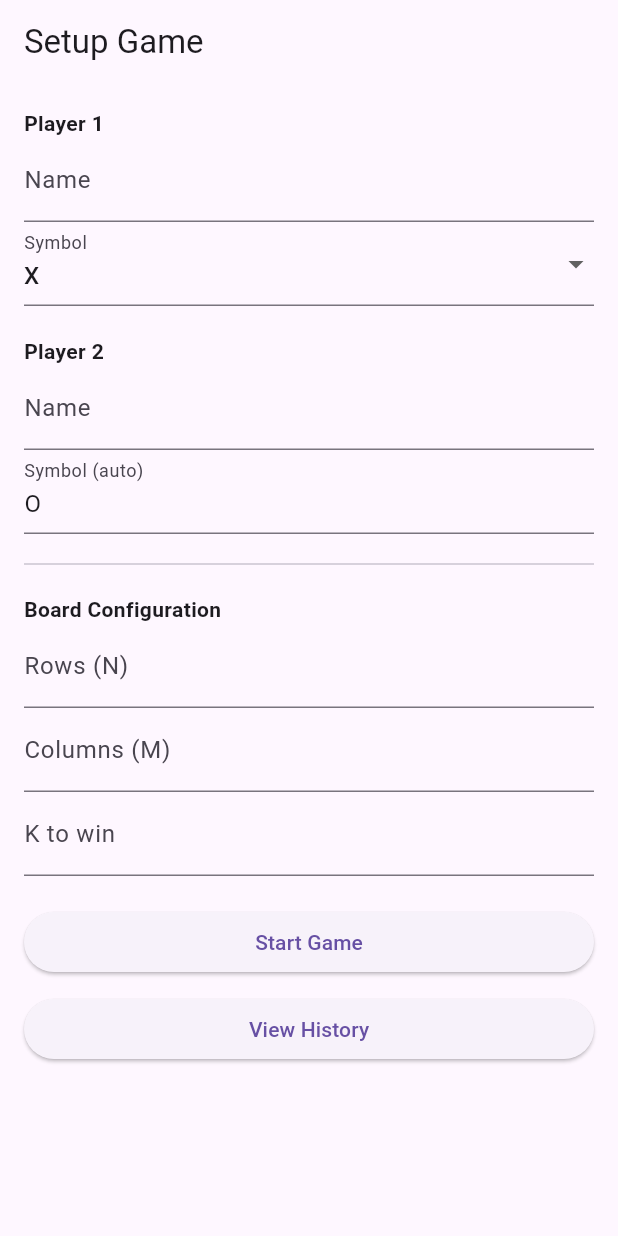
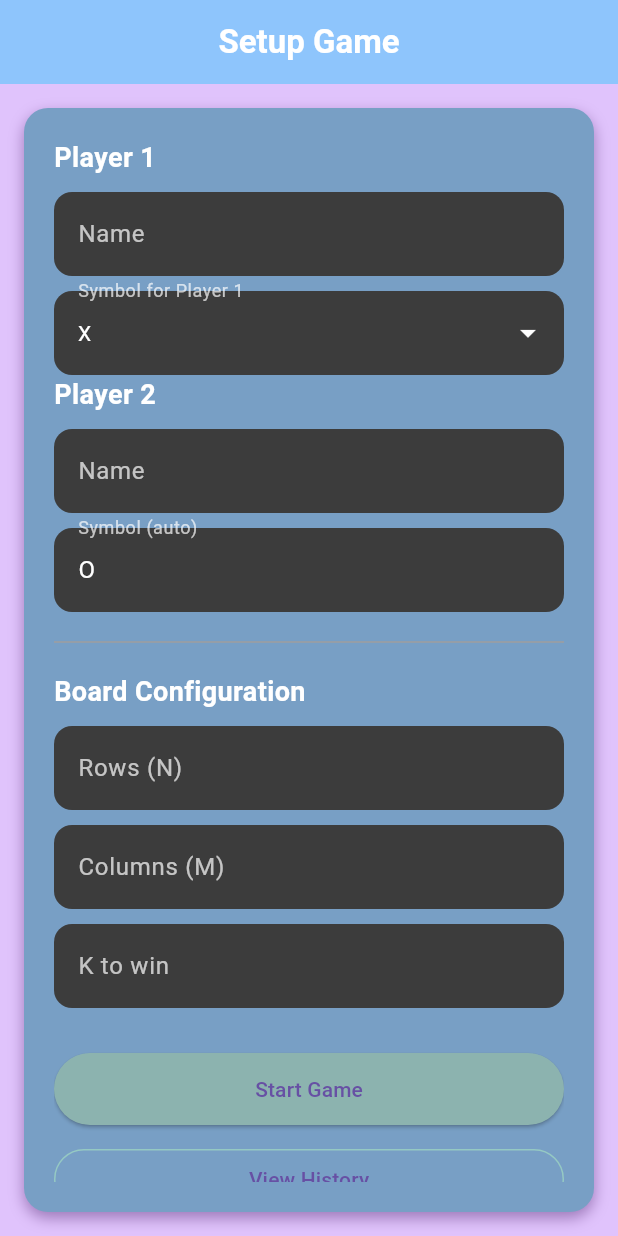
Before and after one commit to Wilderness1/TicTacToe, a Flutter app: the screen it shows after launch, on a phone screen of 412 x 824 dp. Run offline on Flutter 3.47's test engine with Material 3 defaults, Android fonts, the phone set to English and light mode, and no system bars; our stand-ins replace shared_preferences.

Commit message:
Design for setup_page (#7)
Adding average design for setup_page

```diff
--- a/lib/pages/player_setup_page.dart
+++ b/lib/pages/player_setup_page.dart
@@ -62,34 +62,149 @@ class _PlayerSetupPageState extends State<PlayerSetupPage> {
   @override
   Widget build(BuildContext context) {
     return Scaffold(
-      appBar: AppBar(title: const Text('Setup Game')),
-      body: Padding(
-        padding: const EdgeInsets.all(16),
+      backgroundColor: const Color(0xFFE0C3FC),
+      appBar: AppBar(
+        title: const Text(
+          'Setup Game',
+          style: TextStyle(
+            fontSize: 22,
+            fontWeight: FontWeight.bold,
+            color: Colors.white,
+          ),
+        ),
+        backgroundColor: const Color(0xFF8ec5fc),
+        centerTitle: true,
+      ),
+      body: Center(
+        child: Container(
+          padding: const EdgeInsets.all(20),
+          margin: const EdgeInsets.all(16),
+          constraints: const BoxConstraints(maxWidth: 500),
+          decoration: BoxDecoration(
+            color: const Color.fromARGB(255, 120, 159, 197),
+            borderRadius: BorderRadius.circular(16),
+            boxShadow: [
+              BoxShadow(
+                color: const Color.fromARGB(255, 89, 47, 117).withOpacity(0.5),
+                blurRadius: 8,
+                offset: const Offset(0, 4),
+              ),
+            ],
+          ),
           child: Form(
             key: _formKey,
             child: ListView(
+              shrinkWrap: true,
               children: [
-              const Text(
-                'Player 1',
-                style: TextStyle(fontWeight: FontWeight.bold),
+                _sectionTitle('Player 1'),
+                _spacer(),
+                _textInput(_player1Controller, 'Name', 'Enter Player 1 name'),
+                _spacer(),
+                _dropdownInput(),
+                _sectionTitle('Player 2'),
+                _spacer(),
+                _textInput(_player2Controller, 'Name', 'Enter Player 2 name'),
+                _spacer(),
+                _readonlyTextInput(_player2SymbolController, 'Symbol (auto)'),
+                const Divider(height: 40, color: Colors.grey),
+                _sectionTitle('Board Configuration'),
+                _spacer(),
+                _numericInput(_rowsController, 'Rows (N)', 'Enter N'),
+                _spacer(),
+                _numericInput(_colsController, 'Columns (M)', 'Enter M'),
+                _spacer(),
+                _numericInput(_kController, 'K to win', 'Enter K'),
+                const SizedBox(height: 30),
+                ElevatedButton(
+                  style: ElevatedButton.styleFrom(
+                    backgroundColor: const Color.fromARGB(255, 140, 179, 175),
+                    padding: const EdgeInsets.symmetric(vertical: 14),
                   ),
-              TextFormField(
-                controller: _player1Controller,
-                decoration: const InputDecoration(labelText: 'Name'),
-                validator:
-                    (value) => value!.isEmpty ? 'Enter Player 1 name' : null,
+                  onPressed: _startGame,
+                  child: const Text('Start Game'),
                 ),
-              DropdownButtonFormField<String>(
+                const SizedBox(height: 12),
+                OutlinedButton(
+                  onPressed: () {
+                    Navigator.push(
+                      context,
+                      MaterialPageRoute(builder: (_) => const HistoryPage()),
+                    );
+                  },
+                  style: OutlinedButton.styleFrom(
+                    side: const BorderSide(
+                      color: Color.fromARGB(255, 149, 201, 195),
+                    ),
+                  ),
+                  child: const Text('View History'),
+                ),
+              ],
+            ),
+          ),
+        ),
+      ),
+    );
+  }
+
+  Widget _sectionTitle(String title) {
+    return Text(
+      title,
+      style: const TextStyle(
+        fontWeight: FontWeight.bold,
+        fontSize: 18,
+        color: Colors.white,
+      ),
+    );
+  }
+
+  Widget _spacer() => const SizedBox(height: 10);
+
+  Widget _textInput(
+    TextEditingController controller,
+    String label,
+    String errorMsg,
+  ) {
+    return TextFormField(
+      controller: controller,
+      style: const TextStyle(color: Colors.white),
+      decoration: _inputDecoration(label),
+      validator: (value) => value!.isEmpty ? errorMsg : null,
+    );
+  }
+
+  Widget _readonlyTextInput(TextEditingController controller, String label) {
+    return TextFormField(
+      controller: controller,
+      readOnly: true,
+      style: const TextStyle(color: Colors.white),
+      decoration: _inputDecoration(label),
+    );
+  }
+
+  Widget _numericInput(
+    TextEditingController controller,
+    String label,
+    String errorMsg,
+  ) {
+    return TextFormField(
+      controller: controller,
+      style: const TextStyle(color: Colors.white),
+      decoration: _inputDecoration(label),
+      keyboardType: TextInputType.number,
+      validator: (value) => value!.isEmpty ? errorMsg : null,
+    );
+  }
+
+  Widget _dropdownInput() {
+    return DropdownButtonFormField<String>(
       value: _player1Symbol,
+      dropdownColor: const Color(0xFF3C3C3C),
+      iconEnabledColor: Colors.white,
+      style: const TextStyle(color: Colors.white),
       items:
-                    ['X', 'O']
-                        .map(
-                          (symbol) => DropdownMenuItem(
-                            value: symbol,
-                            child: Text(symbol),
-                          ),
-                        )
-                        .toList(),
+          ['X', 'O'].map((symbol) {
+            return DropdownMenuItem(value: symbol, child: Text(symbol));
+          }).toList(),
       onChanged: (value) {
         setState(() {
           _player1Symbol = value!;
@@ -97,65 +212,19 @@ class _PlayerSetupPageState extends State<PlayerSetupPage> {
           _player2SymbolController.text = _player2Symbol;
         });
       },
-                decoration: const InputDecoration(labelText: 'Symbol'),
-              ),
-              const SizedBox(height: 20),
-              const Text(
-                'Player 2',
-                style: TextStyle(fontWeight: FontWeight.bold),
-              ),
-              TextFormField(
-                controller: _player2Controller,
-                decoration: const InputDecoration(labelText: 'Name'),
-                validator:
-                    (value) => value!.isEmpty ? 'Enter Player 2 name' : null,
-              ),
-              TextFormField(
-                controller: _player2SymbolController,
-                readOnly: true,
-                decoration: const InputDecoration(labelText: 'Symbol (auto)'),
-              ),
-              const Divider(height: 40),
-              const Text(
-                'Board Configuration',
-                style: TextStyle(fontWeight: FontWeight.bold),
-              ),
-              TextFormField(
-                controller: _rowsController,
-                decoration: const InputDecoration(labelText: 'Rows (N)'),
-                keyboardType: TextInputType.number,
-                validator: (value) => value!.isEmpty ? 'Enter N' : null,
-              ),
-              TextFormField(
-                controller: _colsController,
-                decoration: const InputDecoration(labelText: 'Columns (M)'),
-                keyboardType: TextInputType.number,
-                validator: (value) => value!.isEmpty ? 'Enter M' : null,
-              ),
-              TextFormField(
-                controller: _kController,
-                decoration: const InputDecoration(labelText: 'K to win'),
-                keyboardType: TextInputType.number,
-                validator: (value) => value!.isEmpty ? 'Enter K' : null,
-              ),
-              const SizedBox(height: 20),
-              ElevatedButton(
-                onPressed: _startGame,
-                child: const Text('Start Game'),
-              ),
-              const SizedBox(height: 10),
-              ElevatedButton(
-                onPressed: () {
-                  Navigator.push(
-                    context,
-                    MaterialPageRoute(builder: (_) => const HistoryPage()),
+      decoration: _inputDecoration('Symbol for Player 1'),
     );
-                },
-                child: const Text('View History'),
-              ),
-            ],
-          ),
-        ),
+  }
+
+  InputDecoration _inputDecoration(String label) {
+    return InputDecoration(
+      labelText: label,
+      labelStyle: const TextStyle(color: Colors.white70),
+      filled: true,
+      fillColor: const Color(0xFF3C3C3C),
+      border: OutlineInputBorder(
+        borderRadius: BorderRadius.circular(12),
+        borderSide: BorderSide.none,
       ),
     );
   }
```
Lines whose indentation alone changed are shown as unchanged.
